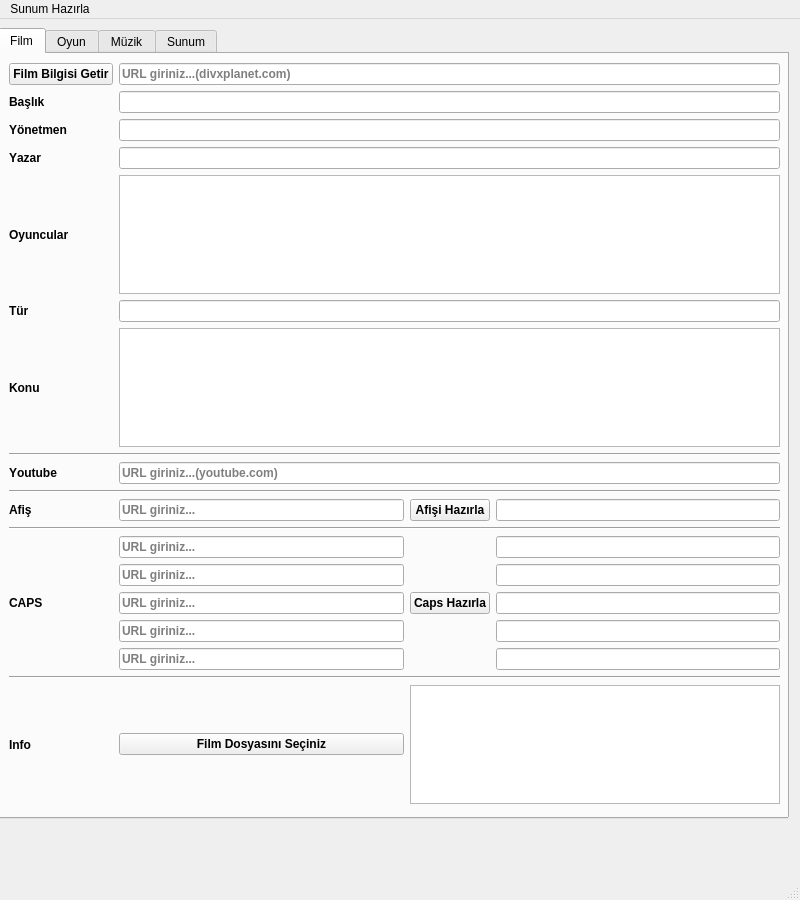
Old version of the form PresentationMaker.ui in the repository obayhan/hddiyari_presentation.
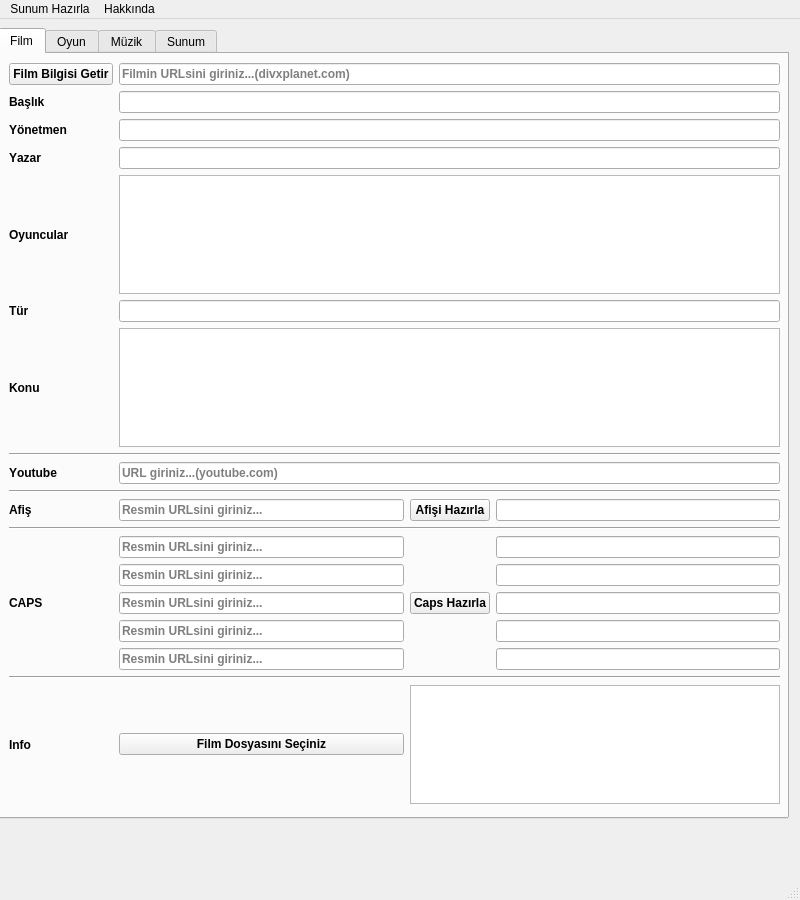
New version of the form. Icons and pictures are not drawn.

Diff of the .ui file:
```diff
--- a/PresentationMaker.ui
+++ b/PresentationMaker.ui
@@ -74,7 +74,7 @@
        <item row="16" column="1">
         <widget class="QLineEdit" name="txt_CapLink4">
          <property name="placeholderText">
-          <string>URL giriniz...</string>
+          <string>Resmin URLsini giriniz...</string>
          </property>
         </widget>
        </item>
@@ -167,7 +167,7 @@
        <item row="15" column="1">
         <widget class="QLineEdit" name="txt_CapLink3">
          <property name="placeholderText">
-          <string>URL giriniz...</string>
+          <string>Resmin URLsini giriniz...</string>
          </property>
         </widget>
        </item>
@@ -282,7 +282,7 @@
        <item row="13" column="1">
         <widget class="QLineEdit" name="txt_CapLink1">
          <property name="placeholderText">
-          <string>URL giriniz...</string>
+          <string>Resmin URLsini giriniz...</string>
          </property>
         </widget>
        </item>
@@ -298,14 +298,14 @@
           <string extracomment="Resmin URL si"/>
          </property>
          <property name="placeholderText">
-          <string>URL giriniz...</string>
+          <string>Resmin URLsini giriniz...</string>
          </property>
         </widget>
        </item>
        <item row="14" column="1">
         <widget class="QLineEdit" name="txt_CapLink2">
          <property name="placeholderText">
-          <string>URL giriniz...</string>
+          <string>Resmin URLsini giriniz...</string>
          </property>
         </widget>
        </item>
@@ -319,7 +319,7 @@
        <item row="17" column="1">
         <widget class="QLineEdit" name="txt_CapLink5">
          <property name="placeholderText">
-          <string>URL giriniz...</string>
+          <string>Resmin URLsini giriniz...</string>
          </property>
         </widget>
        </item>
@@ -329,7 +329,7 @@
        <item row="0" column="1" colspan="3">
         <widget class="QLineEdit" name="txt_InfoUrl">
          <property name="placeholderText">
-          <string>URL giriniz...(divxplanet.com)</string>
+          <string>Filmin URLsini giriniz...(divxplanet.com)</string>
          </property>
         </widget>
        </item>
@@ -402,7 +402,14 @@
     <addaction name="actionOyun"/>
     <addaction name="actionMuzik"/>
    </widget>
+   <widget class="QMenu" name="menuHakk_nda">
+    <property name="title">
+     <string>Hakkında</string>
+    </property>
+    <addaction name="actionAbout"/>
+   </widget>
    <addaction name="menuD_n_t_r"/>
+   <addaction name="menuHakk_nda"/>
   </widget>
   <widget class="QStatusBar" name="statusbar"/>
   <action name="actionFilm">
```
Left out of the diff: 9 changed lines with no effect on the pictures.
